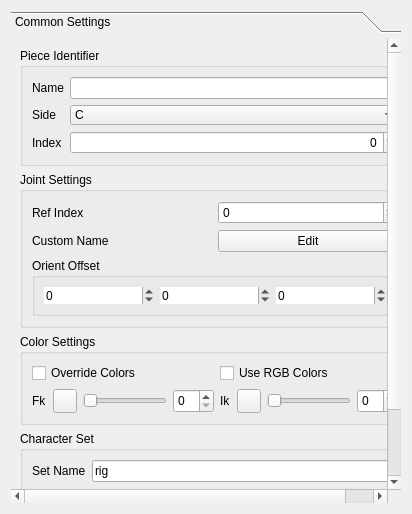
Before: the Qt Designer form scripts/domino_edition/ui/common_piece_settings_ui.ui in chowooseoung/domino, drawn with Qt 5.
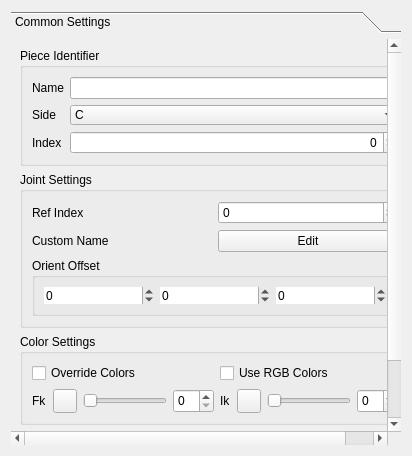
After: the same form once the commit is applied.

Commit message:
CharacterSet 기능 제거.
다음과 같은 이유로 제거합니다.
1. 성능하락.
    30% 이상 성능차이가 납니다.

What changed in the file:
```diff
--- a/scripts/domino_edition/ui/common_piece_settings_ui.ui
+++ b/scripts/domino_edition/ui/common_piece_settings_ui.ui
@@ -7,7 +7,7 @@
     <x>0</x>
     <y>0</y>
     <width>412</width>
-    <height>514</height>
+    <height>456</height>
    </rect>
   </property>
   <property name="sizePolicy">
@@ -52,7 +52,7 @@
         <x>0</x>
         <y>0</y>
         <width>394</width>
-        <height>470</height>
+        <height>412</height>
        </rect>
       </property>
       <property name="sizePolicy">
@@ -549,47 +549,6 @@
          </layout>
         </widget>
        </item>
-       <item>
-        <widget class="QGroupBox" name="groupBox_5">
-         <property name="sizePolicy">
-          <sizepolicy hsizetype="Preferred" vsizetype="Preferred">
-           <horstretch>0</horstretch>
-           <verstretch>0</verstretch>
-          </sizepolicy>
-         </property>
-         <property name="title">
-          <string>Character Set</string>
-         </property>
-         <layout class="QHBoxLayout" name="horizontalLayout_4">
-          <item>
-           <widget class="QLabel" name="label_5">
-            <property name="sizePolicy">
-             <sizepolicy hsizetype="Fixed" vsizetype="Preferred">
-              <horstretch>0</horstretch>
-              <verstretch>0</verstretch>
-             </sizepolicy>
-            </property>
-            <property name="text">
-             <string>Set Name</string>
-            </property>
-           </widget>
-          </item>
-          <item>
-           <widget class="QLineEdit" name="character_set_lineEdit">
-            <property name="sizePolicy">
-             <sizepolicy hsizetype="MinimumExpanding" vsizetype="Preferred">
-              <horstretch>0</horstretch>
-              <verstretch>0</verstretch>
-             </sizepolicy>
-            </property>
-            <property name="text">
-             <string>rig</string>
-            </property>
-           </widget>
-          </item>
-         </layout>
-        </widget>
-       </item>
        <item>
         <widget class="QGroupBox" name="groupBox_6">
          <property name="title">
```
The commit also changes 8 other files.
